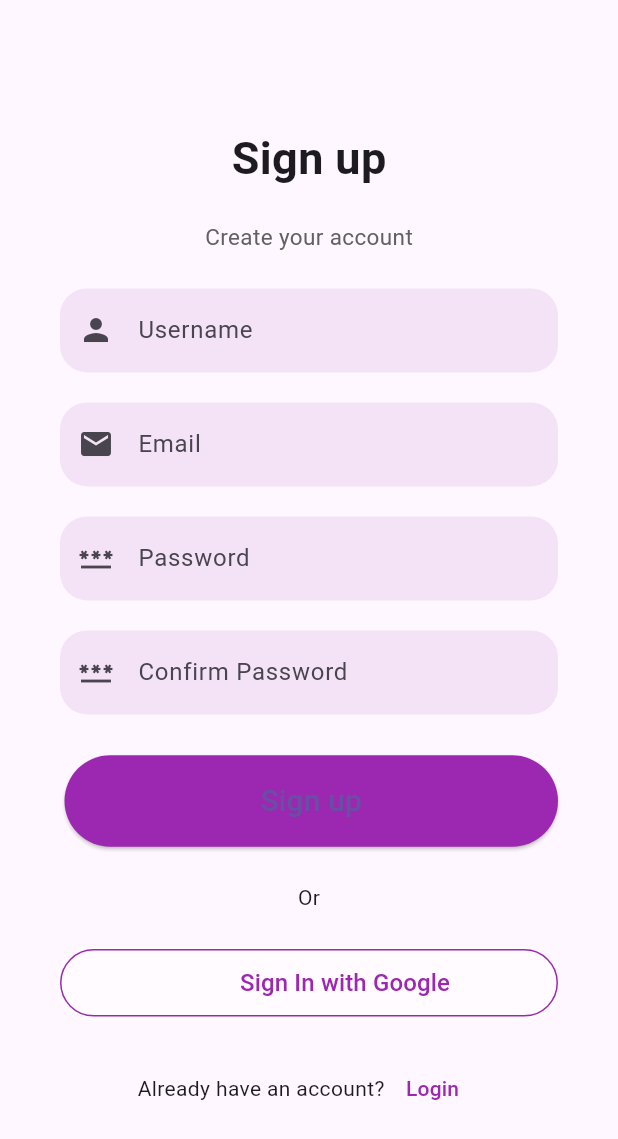
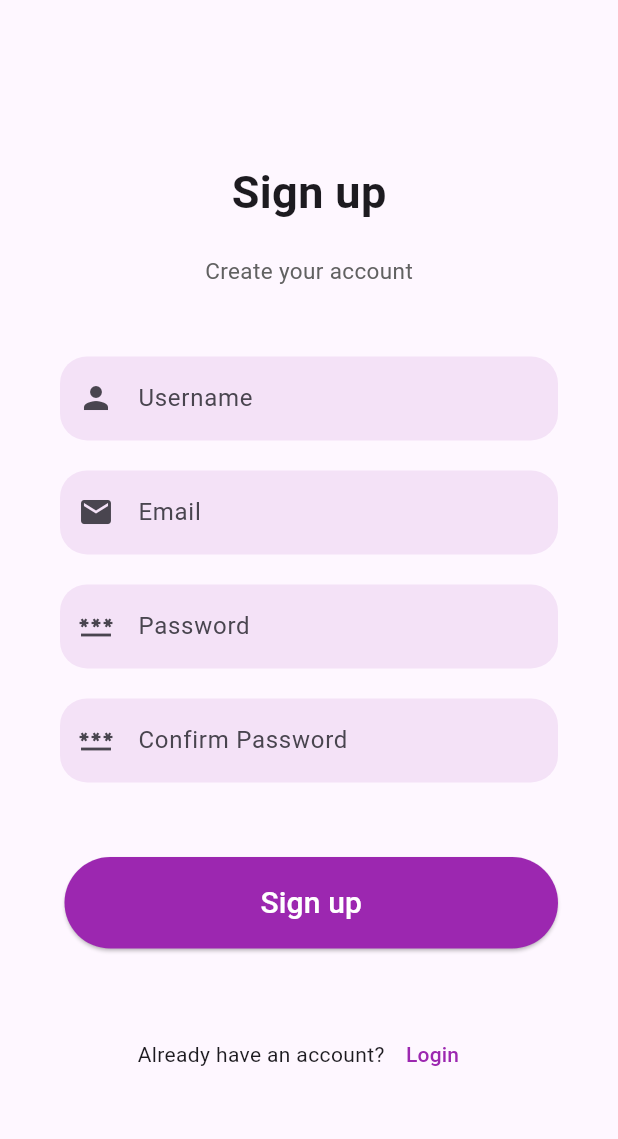
Before and after one commit to PasinduNimesha/MedChannel, a Flutter app: the SignupScreen screen opened directly, on a phone screen of 412 x 824 dp. Shown: the top 1139 px of the screen. Run offline on Flutter 3.47's test engine with Material 3 defaults, Android fonts, the phone set to English and light mode, and no system bars.

Commit message:
Update SignupScreen.dart

```diff
--- a/lib/screens/SignupScreen.dart
+++ b/lib/screens/SignupScreen.dart
@@ -102,7 +102,7 @@ class SignupScreen extends StatelessWidget {
                       },
                       child: const Text(
                         "Sign up",
-                        style: TextStyle(fontSize: 20),
+                        style: TextStyle(fontSize: 20, color: Colors.white),
                       ),
                       style: ElevatedButton.styleFrom(
                         shape: const StadiumBorder(),
@@ -112,49 +112,6 @@ class SignupScreen extends StatelessWidget {
                     )
                 ),
 
-                const Center(child: Text("Or")),
-
-                Container(
-                  height: 45,
-                  decoration: BoxDecoration(
-                    borderRadius: BorderRadius.circular(25),
-                    border: Border.all(
-                      color: Colors.purple,
-                    ),
-                    boxShadow: [
-                      BoxShadow(
-                        color: Colors.white.withOpacity(0.5),
-                        spreadRadius: 1,
-                        blurRadius: 1,
-                        offset: const Offset(0, 1), // changes position of shadow
-                      ),
-                    ],
-                  ),
-                  child: TextButton(
-                    onPressed: () {},
-                    child: Row(
-                      mainAxisAlignment: MainAxisAlignment.center,
-                      children: [
-                        Container(
-                          height: 30.0,
-                          width: 30.0,
-                          decoration: const BoxDecoration(
-                            shape: BoxShape.circle,
-                          ),
-                        ),
-
-                        const SizedBox(width: 18),
-
-                        const Text("Sign In with Google",
-                          style: TextStyle(
-                            fontSize: 16,
-                            color: Colors.purple,
-                          ),
-                        ),
-                      ],
-                    ),
-                  ),
-                ),
 
                 Row(
                   mainAxisAlignment: MainAxisAlignment.center,
```
